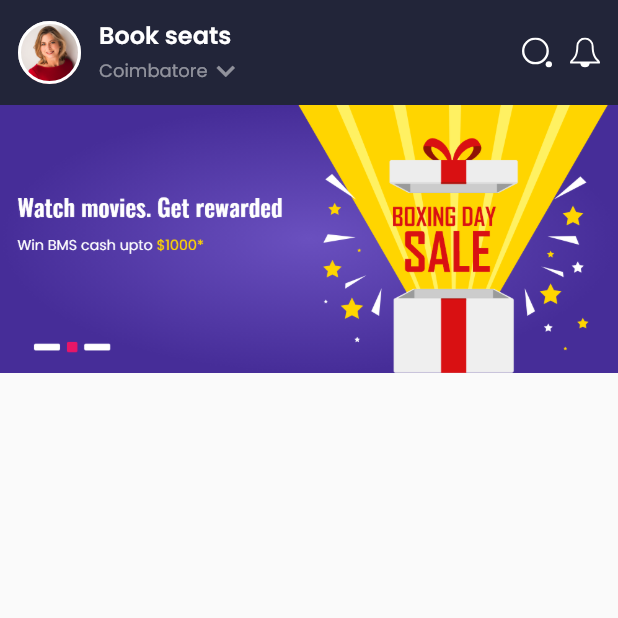
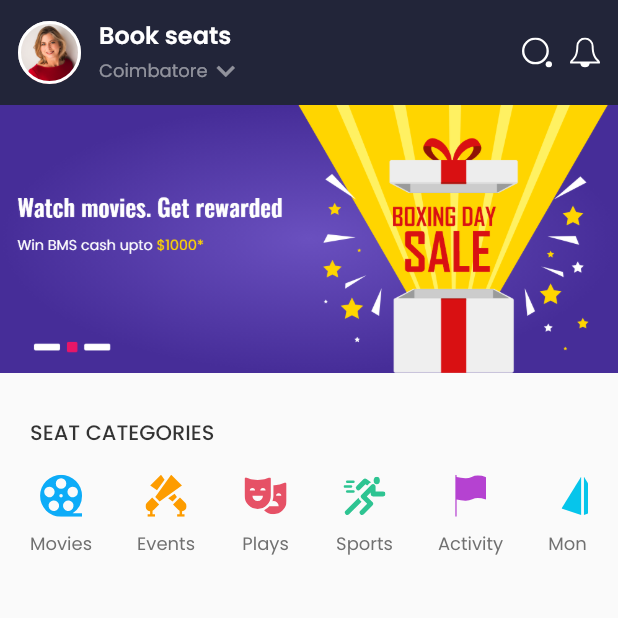
Before and after one commit to KhoaSuperman/findseat, a Flutter app: the screen it shows after launch, on a phone screen of 412 x 824 dp, the top half of it. Run offline on Flutter 3.47's test engine with Material 2 defaults, Android fonts, the phone set to English and light mode, and no system bars; our stand-ins replace flutter_svg.

Commit message:
[Home] add Seat categories

```diff
--- a/lib/presentation/custom_ui/svg_image.dart
+++ b/lib/presentation/custom_ui/svg_image.dart
@@ -6,20 +6,28 @@ class MySvgImage extends StatelessWidget {
   double width;
   double height;
   Color color;
+  bool applyColorFilter;
 
   MySvgImage(
       {@required this.path,
       @required this.width,
       @required this.height,
-      this.color = Colors.white});
+      this.color = Colors.white,
+      this.applyColorFilter = true});
 
   @override
   Widget build(BuildContext context) {
-    return SvgPicture.asset(
-      path,
-      width: width,
-      height: height,
-      color: color,
-    );
+    return applyColorFilter
+        ? SvgPicture.asset(
+            path,
+            width: width,
+            height: height,
+            color: color,
+          )
+        : SvgPicture.asset(
+            path,
+            width: width,
+            height: height,
+          );
   }
 }
--- a/lib/presentation/screen/home/sc_home.dart
+++ b/lib/presentation/screen/home/sc_home.dart
@@ -1,3 +1,4 @@
+import 'package:find_seat/presentation/common_widgets/widget_spacer.dart';
 import 'package:flutter/material.dart';
 
 import 'barrel_home.dart';
@@ -11,6 +12,7 @@ class HomeScreen extends StatelessWidget {
           children: <Widget>[
             WidgetHomeToolbar(),
             WidgetHomeBanner(),
+            WidgetSpacer(height: 30),
             WidgetHomeCategories(),
             WidgetRecommendedSeats(),
             WidgetNearbyTheatres(),
--- a/lib/presentation/screen/home/widget_home_categories.dart
+++ b/lib/presentation/screen/home/widget_home_categories.dart
@@ -1,8 +1,88 @@
+import 'package:find_seat/presentation/common_widgets/widget_spacer.dart';
+import 'package:find_seat/presentation/custom_ui/svg_image.dart';
+import 'package:find_seat/utils/my_const/my_const.dart';
 import 'package:flutter/material.dart';
 
 class WidgetHomeCategories extends StatelessWidget {
+  List<_ItemCategoryVM> items = [
+    _ItemCategoryVM("Movies", "assets/ic_film.svg"),
+    _ItemCategoryVM("Events", "assets/ic_events.svg"),
+    _ItemCategoryVM("Plays", "assets/ic_plays.svg"),
+    _ItemCategoryVM("Sports", "assets/ic_sports.svg"),
+    _ItemCategoryVM("Activity", "assets/ic_activity.svg"),
+    _ItemCategoryVM("Monum", "assets/ic_monum.svg"),
+  ];
+
   @override
   Widget build(BuildContext context) {
-    return Container();
+    return Padding(
+      padding: const EdgeInsets.only(left: 20),
+      child: Column(
+        crossAxisAlignment: CrossAxisAlignment.start,
+        children: <Widget>[
+          Text('Seat categories'.toUpperCase(),
+              style: FONT_CONST.MEDIUM_BLACK2_14),
+          WidgetSpacer(height: 14),
+          _buildListCategory(),
+        ],
+      ),
+    );
+  }
+
+  _buildListCategory() {
+    return Container(
+      height: 58,
+      child: Padding(
+        padding: const EdgeInsets.only(right: 20),
+        child: ListView.separated(
+          scrollDirection: Axis.horizontal,
+          itemBuilder: (context, index) {
+            var item = items[index];
+
+            return _WidgetItemCategory(item);
+          },
+          separatorBuilder: (context, index) {
+            return WidgetSpacer(width: 30);
+          },
+          physics: BouncingScrollPhysics(),
+          itemCount: items.length,
+        ),
+      ),
+    );
   }
 }
+
+class _WidgetItemCategory extends StatelessWidget {
+  _ItemCategoryVM item;
+
+  _WidgetItemCategory(this.item);
+
+  @override
+  Widget build(BuildContext context) {
+    return Column(
+      children: <Widget>[
+        Container(
+          width: 34,
+          height: 34,
+          child: Center(
+            child: MySvgImage(
+              path: item.image,
+              width: 28,
+              height: 28,
+              applyColorFilter: false,
+            ),
+          ),
+        ),
+        WidgetSpacer(height: 6),
+        Text(item.title, style: FONT_CONST.REGULAR_GRAY6_12),
+      ],
+    );
+  }
+}
+
+class _ItemCategoryVM {
+  String image;
+  String title;
+
+  _ItemCategoryVM(this.title, this.image);
+}
--- a/lib/utils/my_const/COLOR_CONST.dart
+++ b/lib/utils/my_const/COLOR_CONST.dart
@@ -18,6 +18,7 @@ class COLOR_CONST {
   static final HexColor GRAY3 = new HexColor("#F4F4F4");
   static final HexColor GRAY4 = new HexColor("#666666");
   static final HexColor GRAY5 = new HexColor("#C1C1C1");
+  static final HexColor GRAY6 = new HexColor("#707070");
   static final HexColor ITEM_BG = new HexColor("#F3F6F8");
   static final HexColor BLUE = new HexColor("#222539");
 
--- a/lib/utils/my_const/FONT_CONST.dart
+++ b/lib/utils/my_const/FONT_CONST.dart
@@ -34,6 +34,9 @@ class FONT_CONST {
   static final REGULAR_GRAY5 = REGULAR.copyWith(color: COLOR_CONST.GRAY5);
   static final REGULAR_GRAY5_10 = REGULAR_GRAY5.copyWith(fontSize: 10);
 
+  static final REGULAR_GRAY6 = REGULAR.copyWith(color: COLOR_CONST.GRAY6);
+  static final REGULAR_GRAY6_12 = REGULAR_GRAY6.copyWith(fontSize: 12);
+
   //MEDIUM
   static final MEDIUM_WHITE = MEDIUM.copyWith(color: COLOR_CONST.WHITE);
   static final MEDIUM_WHITE_22 = MEDIUM_WHITE.copyWith(fontSize: 22);
@@ -46,6 +49,9 @@ class FONT_CONST {
   static final MEDIUM_WHITE_70 = MEDIUM.copyWith(color: COLOR_CONST.WHITE_70);
   static final MEDIUM_WHITE_70_14 = MEDIUM_WHITE_70.copyWith(fontSize: 14);
 
+  static final MEDIUM_BLACK2 = MEDIUM.copyWith(color: COLOR_CONST.BLACK2);
+  static final MEDIUM_BLACK2_14 = MEDIUM_BLACK2.copyWith(fontSize: 14);
+
   //SEMI_BOLD
   static final SEMIBOLD_WHITE = SEMIBOLD.copyWith(color: COLOR_CONST.WHITE);
   static final SEMIBOLD_WHITE_10 = SEMIBOLD_WHITE.copyWith(fontSize: 10);
```
Also changed, not shown: assets/ic_activity.svg, assets/ic_events.svg (added), assets/ic_film.svg, assets/ic_monum.svg, assets/ic_plays.svg, assets/ic_sports.svg.
